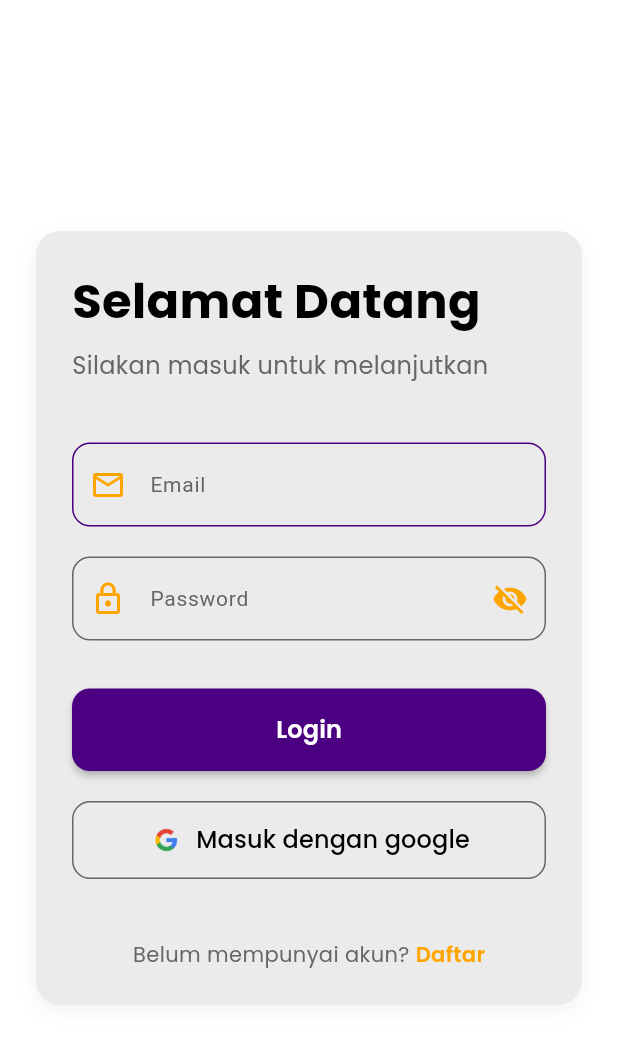
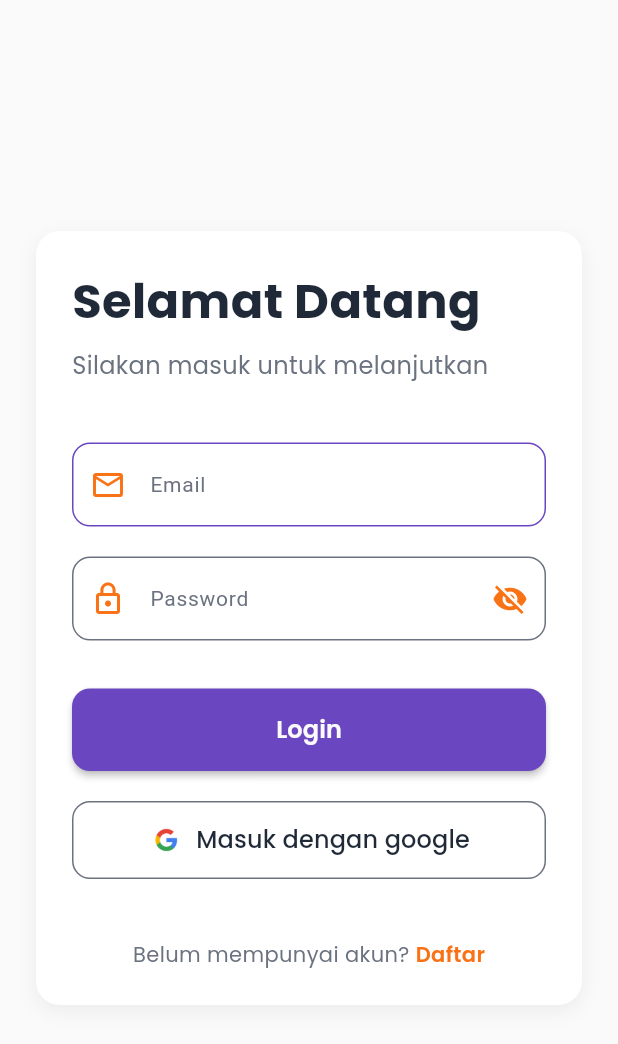
Before and after one commit to mazkama/infoev-mobile, a Flutter app: the screen it shows after launch, on a phone screen of 412 x 824 dp. Shown: the top 1044 px of the screen. Run offline on Flutter 3.47's test engine with Material 3 defaults, Android fonts, the phone set to English and light mode, and no system bars; our stand-ins replace cached_network_image, flutter_widget_from_html, get, google_fonts, google_maps_flutter, google_sign_in and 2 more.

Commit message:
Color Pallete

```diff
--- a/lib/app/modules/login/views/LoginPage.dart
+++ b/lib/app/modules/login/views/LoginPage.dart
@@ -28,7 +28,7 @@ class LoginPage extends StatelessWidget {
               borderRadius: BorderRadius.circular(16), // Sudut membulat
               boxShadow: [
                 BoxShadow(
-                  color: Colors.black.withOpacity(0.05), // Bayangan halus
+                  color: AppColors.shadowLight, // Bayangan halus
                   blurRadius: 10,
                   offset: const Offset(0, 4),
                 ),
@@ -54,7 +54,7 @@ class LoginPage extends StatelessWidget {
                     "Silakan masuk untuk melanjutkan",
                     style: GoogleFonts.poppins(
                       fontSize: 16,
-                      color: AppColors.secondaryTextColor, // Abu-abu gelap
+                      color: AppColors.textSecondary, // Abu-abu gelap
                     ),
                   ),
                   const SizedBox(height: 40),
@@ -69,7 +69,7 @@ class LoginPage extends StatelessWidget {
                     decoration: InputDecoration(
                       labelText: 'Email',
                       labelStyle: TextStyle(
-                        color: AppColors.secondaryTextColor,
+                        color: AppColors.textSecondary,
                         fontSize: 14,
                       ),
                       prefixIcon: Icon(
@@ -86,7 +86,7 @@ class LoginPage extends StatelessWidget {
                       ),
                       focusedBorder: OutlineInputBorder(
                         borderRadius: BorderRadius.circular(12),
-                        borderSide: BorderSide(color: AppColors.accentColor),
+                        borderSide: BorderSide(color: AppColors.primaryColor),
                       ),
                       contentPadding: const EdgeInsets.symmetric(vertical: 16, horizontal: 16),
                     ),
@@ -107,7 +107,7 @@ class LoginPage extends StatelessWidget {
                       decoration: InputDecoration(
                         labelText: 'Password',
                         labelStyle: TextStyle(
-                          color: AppColors.secondaryTextColor,
+                          color: AppColors.textSecondary,
                           fontSize: 14,
                         ),
                         prefixIcon: Icon(
--- a/lib/app/styles/app_colors.dart
+++ b/lib/app/styles/app_colors.dart
@@ -1,11 +1,159 @@
 import 'package:flutter/material.dart';
 
+/// AppColors class containing all color definitions for InfoEV app
+/// Organized by functional categories for easy maintenance and dark mode future support
 class AppColors {
-  static const Color primaryColor = Color(0xFF4B0082); // Ungu tua dari logo
-  static const Color accentColor = Color(0xFFFFA500); // Oranye dari logo
-  static const Color backgroundColor = Color(0xFFFFFFFF); // Putih bersih
-  static const Color textColor = Color(0xFF000000); // Hitam untuk teks utama
-  static const Color secondaryTextColor = Color(0xFF666666); // Abu-abu gelap untuk teks sekunder
-  // static const Color cardBackgroundColor = Color(0xFFF5F5F5); // Abu-abu terang untuk kartu
-  static const Color cardBackgroundColor = Color.fromARGB(255, 235, 235, 235); // Abu-abu terang untuk kartu
+  // ============================================================================
+  // PRIMARY COLORS
+  // ============================================================================
+
+  /// Main brand color - Purple
+  static const Color primaryColor = Color(0xFF6B46C1);
+
+  /// Secondary brand color - Orange
+  static const Color secondaryColor = Color(0xFFF97316);
+
+  /// Accent color (same as secondary for consistency)
+  static const Color accentColor = Color(0xFFF97316);
+
+  /// Lighter variant of primary color
+  static const Color primaryLight = Color(0xFF8B5CF6);
+
+  /// Darker variant of primary color
+  static const Color primaryDark = Color(0xFF553C9A);
+
+  // ============================================================================
+  // BACKGROUND & SURFACE COLORS
+  // ============================================================================
+
+  /// Main background color
+  static const Color backgroundColor = Color(0xFFFAFAFA);
+
+  /// Secondary background color
+  static const Color backgroundSecondary = Color(0xFFF5F5F7);
+
+  /// Surface color for cards and containers
+  static const Color surfaceColor = Color(0xFFFFFFFF);
+
+  /// Card background color
+  static const Color cardBackgroundColor = Color(0xFFFFFFFF);
+
+  /// Elevated card background color
+  static const Color cardElevated = Color(0xFFFFFBFF);
+
+  // ============================================================================
+  // TEXT COLORS
+  // ============================================================================
+
+  /// Primary text color
+  static const Color textColor = Color(0xFF1F2937);
+
+  /// Secondary text color
+  static const Color textSecondary = Color(0xFF6B7280);
+
+  /// Tertiary text color (lighter)
+  static const Color textTertiary = Color(0xFF9CA3AF);
+
+  /// Text color on primary background
+  static const Color textOnPrimary = Color(0xFFFFFFFF);
+
+  /// Legacy secondary text color (for backward compatibility)
+  static const Color secondaryTextColor = Color(0xFF6B7280);
+
+  // ============================================================================
+  // INTERACTIVE ELEMENTS
+  // ============================================================================
+
+  /// Primary button color
+  static const Color buttonPrimary = Color(0xFF6B46C1);
+
+  /// Secondary button color
+  static const Color buttonSecondary = Color(0xFFF97316);
+
+  /// Disabled button color
+  static const Color buttonDisabled = Color(0xFFE5E7EB);
+
+  /// Link color
+  static const Color linkColor = Color(0xFF3B82F6);
+
+  // ============================================================================
+  // STATUS COLORS
+  // ============================================================================
+
+  /// Success color (green)
+  static const Color successColor = Color(0xFF10B981);
+
+  /// Warning color (yellow)
+  static const Color warningColor = Color(0xFFF59E0B);
+
+  /// Error color (red)
+  static const Color errorColor = Color(0xFFEF4444);
+
+  /// Info color (blue)
+  static const Color infoColor = Color(0xFF3B82F6);
+
+  // ============================================================================
+  // BORDERS & EFFECTS
+  // ============================================================================
+
+  /// Light border color
+  static const Color borderLight = Color(0xFFE5E7EB);
+
+  /// Medium border color
+  static const Color borderMedium = Color(0xFFD1D5DB);
+
+  /// Divider color
+  static const Color dividerColor = Color(0xFFF3F4F6);
+
+  /// Light shadow color
+  static const Color shadowLight = Color(0x0F000000);
+
+  /// Medium shadow color
+  static const Color shadowMedium = Color(0x1A000000);
+
+  /// Overlay color for modals/dialogs
+  static const Color overlayColor = Color(0x4D000000);
+
+  // ============================================================================
+  // SHIMMER & LOADING
+  // ============================================================================
+
+  /// Shimmer base color
+  static const Color shimmerBase = Color(0xFFE5E7EB);
+
+  /// Shimmer highlight color
+  static const Color shimmerHighlight = Color(0xFFF9FAFB);
+
+  // ============================================================================
+  // THEME HELPERS
+  // ============================================================================
+
+  /// Get ColorScheme for light theme
+  static ColorScheme get lightColorScheme => ColorScheme.light(
+    primary: primaryColor,
+    secondary: secondaryColor,
+    surface: surfaceColor,
+    background: backgroundColor,
+    error: errorColor,
+    onPrimary: textOnPrimary,
+    onSecondary: textOnPrimary,
+    onSurface: textColor,
+    onBackground: textColor,
+    onError: textOnPrimary,
+  );
+
+  /// Placeholder for future dark theme implementation
+  /// TODO: Implement dark color scheme
+  static ColorScheme get darkColorScheme => ColorScheme.dark(
+    primary: primaryLight,
+    secondary: secondaryColor,
+    surface: const Color(0xFF1F1F1F),
+    background: const Color(0xFF121212),
+    error: errorColor,
+    onPrimary: textOnPrimary,
+    onSecondary: textColor,
+    onSurface: textOnPrimary,
+    onBackground: textOnPrimary,
+    onError: textOnPrimary,
+  );
 }
--- a/lib/main.dart
+++ b/lib/main.dart
@@ -2,6 +2,7 @@ import 'package:flutter/material.dart';
 import 'package:get/get.dart';
 import 'package:infoev/app/modules/explore/controllers/MerekController.dart';
 import 'package:infoev/app/routes/app_pages.dart';
+import 'package:infoev/app/styles/app_colors.dart';
 import 'package:infoev/core/local_db.dart';
 
 void main() async {
@@ -20,12 +21,34 @@ class MyApp extends StatelessWidget {
       onTap: () {
         // Menutup keyboard jika area di luar TextField disentuh
         FocusScope.of(context).unfocus();
-      },
-      child: GetMaterialApp(
+      },      child: GetMaterialApp(
         debugShowCheckedModeBanner: false,
         theme: ThemeData(
-          colorScheme: ColorScheme.fromSeed(seedColor: Colors.white),
+          colorScheme: AppColors.lightColorScheme,
           useMaterial3: true,
+          // Additional theme configurations using AppColors
+          scaffoldBackgroundColor: AppColors.backgroundColor,
+          cardColor: AppColors.cardBackgroundColor,
+          dividerColor: AppColors.dividerColor,
+          // AppBar theme
+          appBarTheme: const AppBarTheme(
+            backgroundColor: AppColors.surfaceColor,
+            foregroundColor: AppColors.textColor,
+            elevation: 0,
+          ),
+          // ElevatedButton theme
+          elevatedButtonTheme: ElevatedButtonThemeData(
+            style: ElevatedButton.styleFrom(
+              backgroundColor: AppColors.buttonPrimary,
+              foregroundColor: AppColors.textOnPrimary,
+            ),
+          ),
+          // TextButton theme
+          textButtonTheme: TextButtonThemeData(
+            style: TextButton.styleFrom(
+              foregroundColor: AppColors.linkColor,
+            ),
+          ),
         ),
         initialRoute: AppPages.INITIAL,
         getPages: AppPages.routes,
```
Also changed, not shown: 2 other files.
